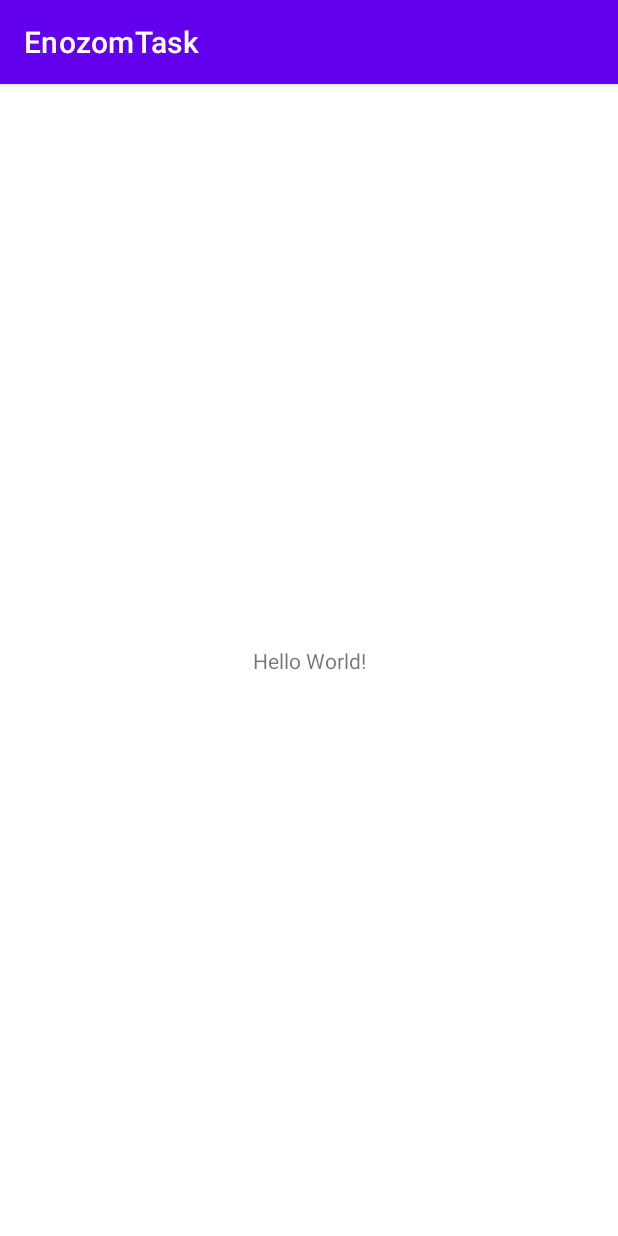
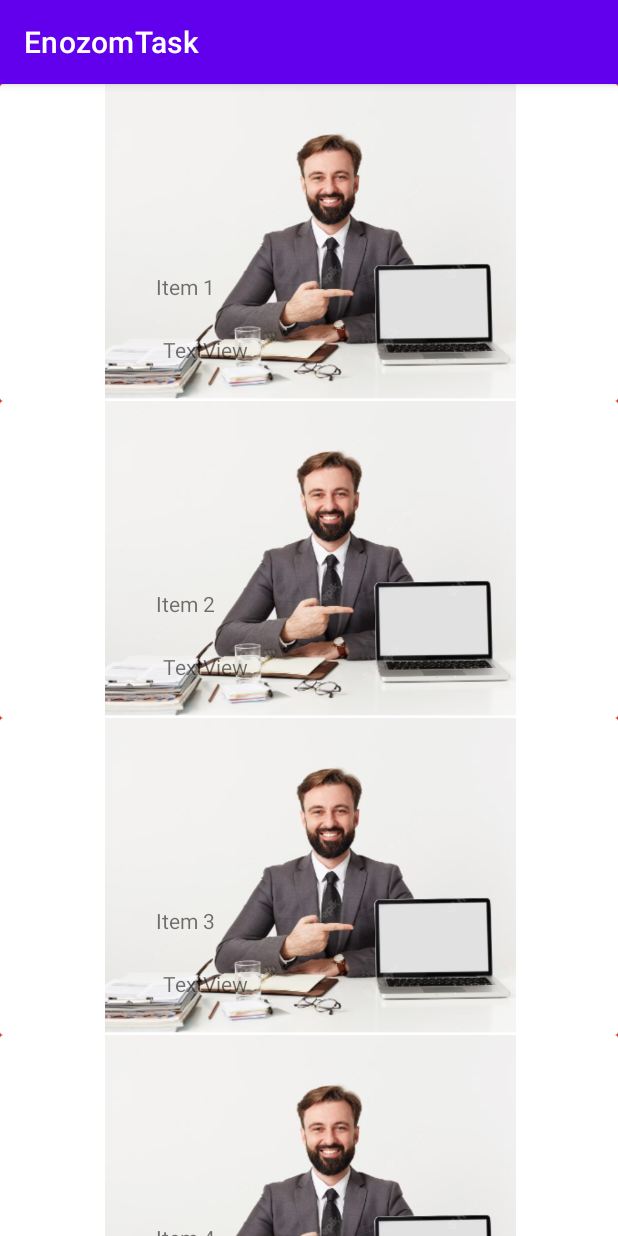
Before and after one commit to nadayousif/EnozomTask, an Android app: the screen it shows after launch (MainActivity), on a phone screen of 412 x 824 dp. Run offline under Robolectric (Android 15) with nearby library versions, the phone set to English and light mode, and no system bars.

Commit message:
frist screen ui

```diff
--- a/app/src/main/AndroidManifest.xml
+++ b/app/src/main/AndroidManifest.xml
@@ -12,7 +12,7 @@
         android:theme="@style/Theme.EnozomTask"
         tools:targetApi="31">
         <activity
-            android:name=".MainActivity"
+            android:name=".emp.MainActivity"
             android:exported="true">
             <intent-filter>
                 <action android:name="android.intent.action.MAIN" />
--- a/app/src/main/java/com/example/enozomtask/MainActivity.kt
+++ /dev/null
@@ -1,12 +0,0 @@
-package com.example.enozomtask
-
-import androidx.appcompat.app.AppCompatActivity
-import android.os.Bundle
-
-class MainActivity : AppCompatActivity() {
-    override fun onCreate(savedInstanceState: Bundle?) {
-        super.onCreate(savedInstanceState)
-        setContentView(R.layout.activity_main)
-        //inital
-    }
-}
--- /dev/null
+++ b/app/src/main/java/com/example/enozomtask/emp/MainActivity.kt
@@ -0,0 +1,34 @@
+package com.example.enozomtask.emp
+
+import androidx.appcompat.app.AppCompatActivity
+import android.os.Bundle
+import androidx.recyclerview.widget.LinearLayoutManager
+import androidx.recyclerview.widget.RecyclerView
+import com.example.enozomtask.R
+
+class MainActivity : AppCompatActivity() {
+
+    private lateinit var recyclerView: RecyclerView
+    private lateinit var adapter: MyAdapter
+
+    override fun onCreate(savedInstanceState: Bundle?) {
+        super.onCreate(savedInstanceState)
+        setContentView(R.layout.activity_main)
+
+        // Initialize RecyclerView
+        recyclerView = findViewById(R.id.emp_rec)
+        recyclerView.layoutManager = LinearLayoutManager(this)
+
+        // Create and set the adapter
+
+        val data = listOf(
+            Pair("Item 1", R.drawable.emp),
+            Pair("Item 2", R.drawable.emp),
+            Pair("Item 3", R.drawable.emp),
+            Pair("Item 4", R.drawable.emp),
+            Pair("Item 5", R.drawable.emp)
+        )
+        adapter = MyAdapter(data)
+        recyclerView.adapter = adapter
+    }
+}
--- /dev/null
+++ b/app/src/main/java/com/example/enozomtask/emp/MyAdapter.kt
@@ -0,0 +1,45 @@
+package com.example.enozomtask.emp
+
+import android.view.LayoutInflater
+import android.view.View
+import android.view.ViewGroup
+import android.widget.ImageView
+import android.widget.TextView
+import androidx.recyclerview.widget.RecyclerView
+import com.example.enozomtask.R
+
+
+class MyAdapter(private val data: List<Pair<String, Int>>) : RecyclerView.Adapter<MyAdapter.MyViewHolder>() {
+
+    class MyViewHolder(itemView: View) : RecyclerView.ViewHolder(itemView) {
+        // Define views here using itemView.findViewById()
+       /* val empImage: ImageView
+            get()  = itemView.findViewById(R.id.emps_photo)
+        val name: TextView
+            get()  = itemView.findViewById(R.id.name)
+        val email: TextView
+            get()  = itemView.findViewById(R.id.email)*/
+    }
+
+    override fun onCreateViewHolder(parent: ViewGroup, viewType: Int): MyViewHolder {
+        val itemView = LayoutInflater.from(parent.context).inflate(R.layout.employee, parent, false)
+        return MyViewHolder(itemView)
+    }
+
+    override fun onBindViewHolder(holder: MyViewHolder, position: Int) {
+
+        val item = data[position]
+        val itemName = item.first
+        val itemImageResId = item.second
+
+        // Bind data to views inside the ViewHolder
+        holder.itemView.findViewById<TextView>(R.id.name).text = itemName
+        holder.itemView.findViewById<ImageView>(R.id.emps_photo).setImageResource(itemImageResId)
+
+        // Bind data to views inside the ViewHolder
+    }
+
+    override fun getItemCount(): Int {
+        return data.size
+    }
+}
--- a/app/src/main/res/layout/activity_main.xml
+++ b/app/src/main/res/layout/activity_main.xml
@@ -4,15 +4,12 @@
     xmlns:tools="http://schemas.android.com/tools"
     android:layout_width="match_parent"
     android:layout_height="match_parent"
-    tools:context=".MainActivity">
+    android:background="#F44336"
+    android:backgroundTint="#F44336"
+    tools:context=".emp.MainActivity" >
 
-    <TextView
-        android:layout_width="wrap_content"
-        android:layout_height="wrap_content"
-        android:text="Hello World!"
-        app:layout_constraintBottom_toBottomOf="parent"
-        app:layout_constraintEnd_toEndOf="parent"
-        app:layout_constraintStart_toStartOf="parent"
-        app:layout_constraintTop_toTopOf="parent" />
-
+    <androidx.recyclerview.widget.RecyclerView
+        android:id="@+id/emp_rec"
+        android:layout_width="match_parent"
+        android:layout_height="match_parent" />
 </androidx.constraintlayout.widget.ConstraintLayout>
--- /dev/null
+++ b/app/src/main/res/layout/employee.xml
@@ -0,0 +1,47 @@
+<?xml version="1.0" encoding="utf-8"?>
+<androidx.cardview.widget.CardView xmlns:android="http://schemas.android.com/apk/res/android"
+    xmlns:app="http://schemas.android.com/apk/res-auto"
+    xmlns:tools="http://schemas.android.com/tools"
+    android:id="@+id/emp_data"
+    android:layout_width="wrap_content"
+    android:layout_height="wrap_content">
+
+    <androidx.constraintlayout.widget.ConstraintLayout
+        android:layout_width="match_parent"
+        android:layout_height="match_parent">
+
+        <ImageView
+            android:id="@+id/emps_photo"
+            android:layout_width="414dp"
+            android:layout_height="211dp"
+            app:layout_constraintBottom_toBottomOf="parent"
+            app:layout_constraintEnd_toEndOf="parent"
+            app:layout_constraintHorizontal_bias="0.0"
+            app:layout_constraintStart_toStartOf="parent"
+            app:layout_constraintTop_toTopOf="parent"
+            app:layout_constraintVertical_bias="1.0"
+            tools:srcCompat="@tools:sample/avatars" />
+
+        <TextView
+            android:id="@+id/email"
+            android:layout_width="181dp"
+            android:layout_height="28dp"
+            android:layout_marginBottom="16dp"
+            android:text="TextView"
+            app:layout_constraintBottom_toBottomOf="parent"
+            app:layout_constraintEnd_toEndOf="parent"
+            app:layout_constraintHorizontal_bias="0.039"
+            app:layout_constraintStart_toStartOf="@+id/name" />
+
+        <TextView
+            android:id="@+id/name"
+            android:layout_width="186dp"
+            android:layout_height="34dp"
+            android:layout_marginBottom="52dp"
+            android:text="TextView"
+            app:layout_constraintBottom_toBottomOf="parent"
+            app:layout_constraintEnd_toEndOf="parent"
+            app:layout_constraintHorizontal_bias="0.46"
+            app:layout_constraintStart_toStartOf="parent" />
+    </androidx.constraintlayout.widget.ConstraintLayout>
+</androidx.cardview.widget.CardView>
```
Also changed, not shown: app/src/main/res/drawable/emp.png (added).
